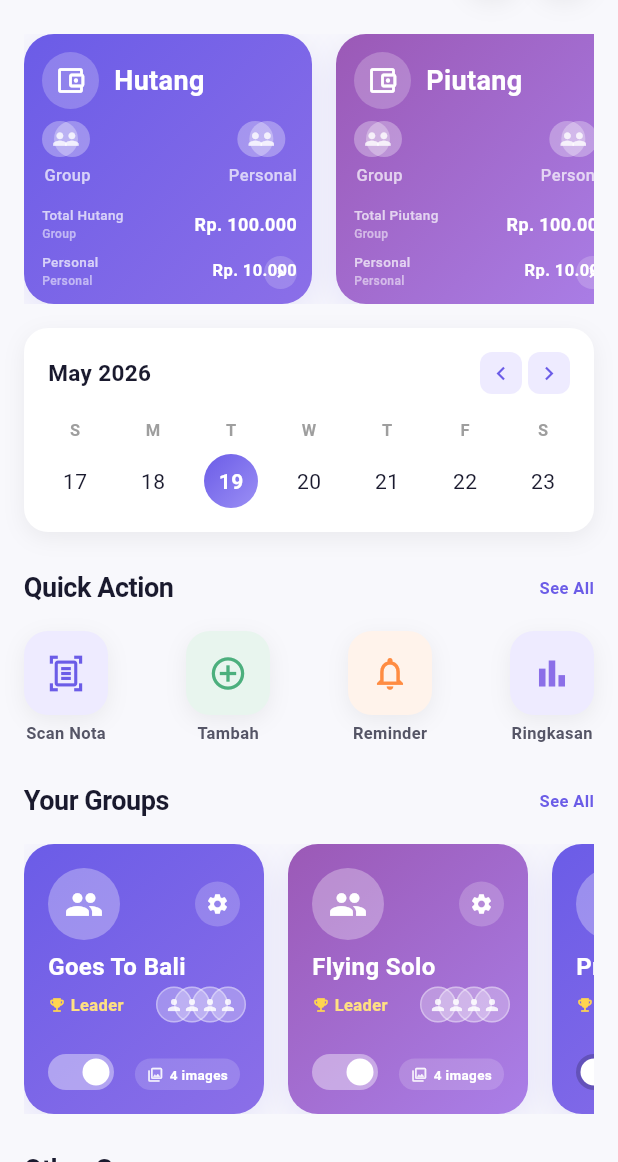
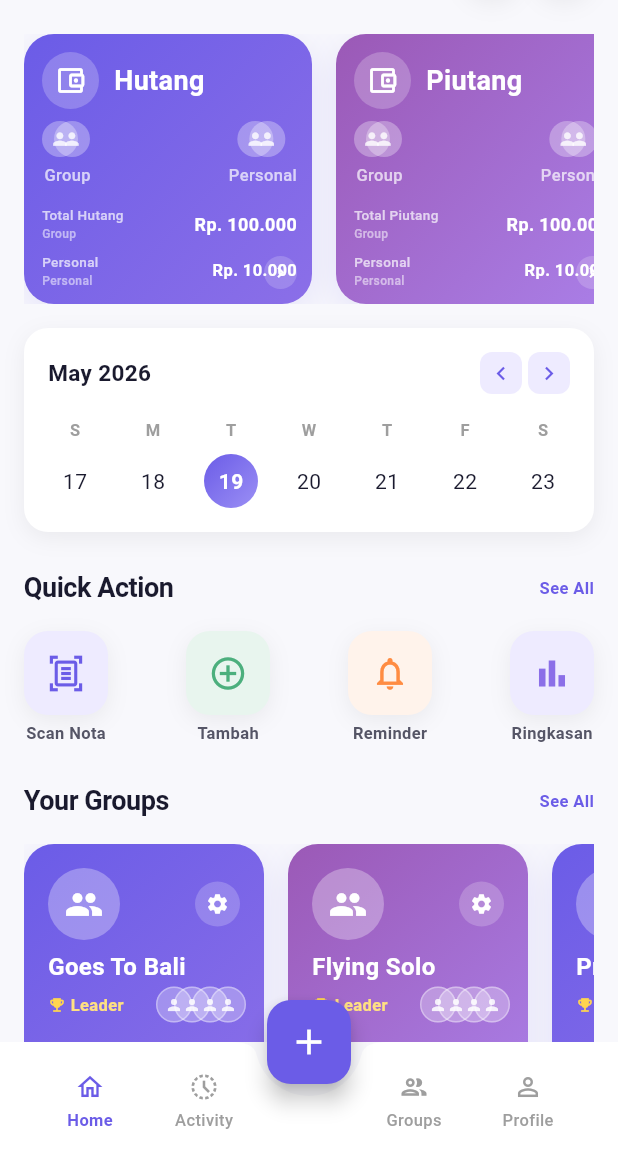
Before and after one commit to Alpatlfyy/splitbill-ai, a Flutter app: the screen it shows after launch, on a phone screen of 412 x 824 dp, the part 74-1236 px from its top. Run offline on Flutter 3.47's test engine with Material 3 defaults, Android fonts, the phone set to English and light mode, and no system bars.

Commit message:
feat (Navigation): Implement Bottom Navigation Shell with placeholder screens

```diff
--- a/lib/main.dart
+++ b/lib/main.dart
@@ -1,5 +1,5 @@
 import 'package:flutter/material.dart';
-import 'package:splitbill_ai/features/dashboard/screens/dashboard_screen.dart';
+import 'package:splitbill_ai/widgets/bottom_nav_shell.dart';
 
 void main() {
   runApp(const MyApp());
@@ -13,7 +13,7 @@ class MyApp extends StatelessWidget {
     return MaterialApp(
       debugShowCheckedModeBanner: false,
       title: 'SplitBill AI',
-      home: const DashboardScreen(),
+      home: const BottomNavShell(),
     );
   }
 }
--- /dev/null
+++ b/lib/widgets/bottom_nav_shell.dart
@@ -0,0 +1,220 @@
+import 'package:flutter/material.dart';
+import 'package:splitbill_ai/features/dashboard/screens/dashboard_screen.dart';
+import 'package:splitbill_ai/shared/theme/app_theme.dart';
+
+class BottomNavShell extends StatefulWidget {
+  const BottomNavShell({super.key});
+
+  @override
+  State<BottomNavShell> createState() => _BottomNavShellState();
+}
+
+class _BottomNavShellState extends State<BottomNavShell> {
+  int _selectedIndex = 0;
+
+  final List<Widget> _pages = const [
+    DashboardScreen(),
+    _ActivityScreen(),
+    _AddScreen(),
+    _GroupsScreen(),
+    _ProfileScreen(),
+  ];
+
+  void _onItemTapped(int index) {
+    setState(() {
+      _selectedIndex = index;
+    });
+  }
+
+  @override
+  Widget build(BuildContext context) {
+    return Scaffold(
+      backgroundColor: AppColors.backgroundWhite,
+      body: _pages[_selectedIndex],
+      floatingActionButtonLocation: FloatingActionButtonLocation.centerDocked,
+      floatingActionButton: FloatingActionButton(
+        onPressed: () => _onItemTapped(2),
+        backgroundColor: AppColors.primaryPurple,
+        child: const Icon(Icons.add, size: 28, color: Colors.white),
+      ),
+      bottomNavigationBar: BottomAppBar(
+        shape: const CircularNotchedRectangle(),
+        notchMargin: 8,
+        elevation: 8,
+        color: AppColors.cardWhite,
+        child: SizedBox(
+          height: 64,
+          child: Padding(
+            padding: const EdgeInsets.symmetric(vertical: 8, horizontal: 12),
+            child: Row(
+              mainAxisAlignment: MainAxisAlignment.spaceBetween,
+              children: [
+                // Left side: Home + Activity
+                Row(
+                  children: [
+                    _NavItem(
+                      icon: Icons.home_outlined,
+                      label: 'Home',
+                      isSelected: _selectedIndex == 0,
+                      onTap: () => _onItemTapped(0),
+                    ),
+                    const SizedBox(width: 12),
+                    _NavItem(
+                      icon: Icons.history_toggle_off,
+                      label: 'Activity',
+                      isSelected: _selectedIndex == 1,
+                      onTap: () => _onItemTapped(1),
+                    ),
+                  ],
+                ),
+
+                // Right side: Groups + Profile
+                Row(
+                  children: [
+                    _NavItem(
+                      icon: Icons.group_outlined,
+                      label: 'Groups',
+                      isSelected: _selectedIndex == 3,
+                      onTap: () => _onItemTapped(3),
+                    ),
+                    const SizedBox(width: 12),
+                    _NavItem(
+                      icon: Icons.person_outline,
+                      label: 'Profile',
+                      isSelected: _selectedIndex == 4,
+                      onTap: () => _onItemTapped(4),
+                    ),
+                  ],
+                ),
+              ],
+            ),
+          ),
+        ),
+      ),
+    );
+  }
+}
+
+class _NavItem extends StatelessWidget {
+  final IconData icon;
+  final String label;
+  final bool isSelected;
+  final VoidCallback onTap;
+
+  const _NavItem({
+    required this.icon,
+    required this.label,
+    required this.isSelected,
+    required this.onTap,
+  });
+
+  @override
+  Widget build(BuildContext context) {
+    final color = isSelected ? AppColors.primaryPurple : AppColors.textGrey;
+
+    return InkWell(
+      onTap: onTap,
+      borderRadius: BorderRadius.circular(12),
+      child: SizedBox(
+        width: 64,
+        child: Column(
+          mainAxisAlignment: MainAxisAlignment.center,
+          mainAxisSize: MainAxisSize.min,
+          children: [
+            Icon(icon, color: color, size: 20),
+            const SizedBox(height: 4),
+            Flexible(
+              child: FittedBox(
+                fit: BoxFit.scaleDown,
+                child: Text(
+                  label,
+                  style: AppTextStyles.bodySmall.copyWith(
+                    color: isSelected ? AppColors.primaryPurple : AppColors.textGrey,
+                    fontWeight: isSelected ? FontWeight.w700 : FontWeight.w500,
+                  ),
+                ),
+              ),
+            ),
+          ],
+        ),
+      ),
+    );
+  }
+}
+
+// Simple placeholder pages for tabs. Replace with real screens later.
+class _ActivityScreen extends StatelessWidget {
+  const _ActivityScreen({super.key});
+
+  @override
+  Widget build(BuildContext context) {
+    return Scaffold(
+      backgroundColor: AppColors.backgroundWhite,
+      appBar: AppBar(
+        backgroundColor: AppColors.cardWhite,
+        elevation: 0,
+        title: const Text('Activity'),
+        titleTextStyle: AppTextStyles.heading2,
+        iconTheme: const IconThemeData(color: AppColors.textDark),
+      ),
+      body: const Center(child: Text('Activity content')),
+    );
+  }
+}
+
+class _AddScreen extends StatelessWidget {
+  const _AddScreen({super.key});
+
+  @override
+  Widget build(BuildContext context) {
+    return Scaffold(
+      backgroundColor: AppColors.backgroundWhite,
+      appBar: AppBar(
+        backgroundColor: AppColors.cardWhite,
+        elevation: 0,
+        title: const Text('Add'),
+        titleTextStyle: AppTextStyles.heading2,
+        iconTheme: const IconThemeData(color: AppColors.textDark),
+      ),
+      body: const Center(child: Text('Create new item (Add)')),
+    );
+  }
+}
+
+class _GroupsScreen extends StatelessWidget {
+  const _GroupsScreen({super.key});
+
+  @override
+  Widget build(BuildContext context) {
+    return Scaffold(
+      backgroundColor: AppColors.backgroundWhite,
+      appBar: AppBar(
+        backgroundColor: AppColors.cardWhite,
+        elevation: 0,
+        title: const Text('Groups'),
+        titleTextStyle: AppTextStyles.heading2,
+        iconTheme: const IconThemeData(color: AppColors.textDark),
+      ),
+      body: const Center(child: Text('Groups list')),
+    );
+  }
+}
+
+class _ProfileScreen extends StatelessWidget {
+  const _ProfileScreen({super.key});
+
+  @override
+  Widget build(BuildContext context) {
+    return Scaffold(
+      backgroundColor: AppColors.backgroundWhite,
+      appBar: AppBar(
+        backgroundColor: AppColors.cardWhite,
+        elevation: 0,
+        title: const Text('Profile'),
+        titleTextStyle: AppTextStyles.heading2,
+        iconTheme: const IconThemeData(color: AppColors.textDark),
+      ),
+      body: const Center(child: Text('User profile')),
+    );
+  }
+}
```
